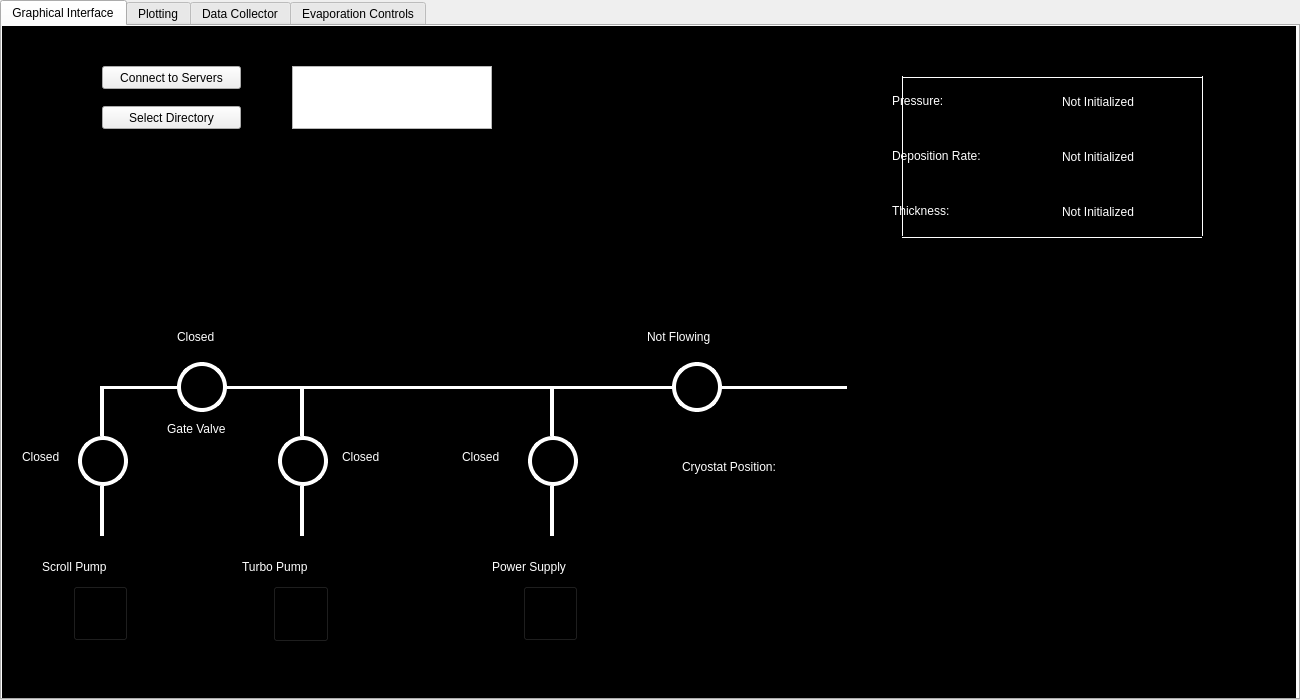
afylab/LabRAD-Evaporator, file Evaporator GUI/EvaporatorUI.ui: the form before one commit.
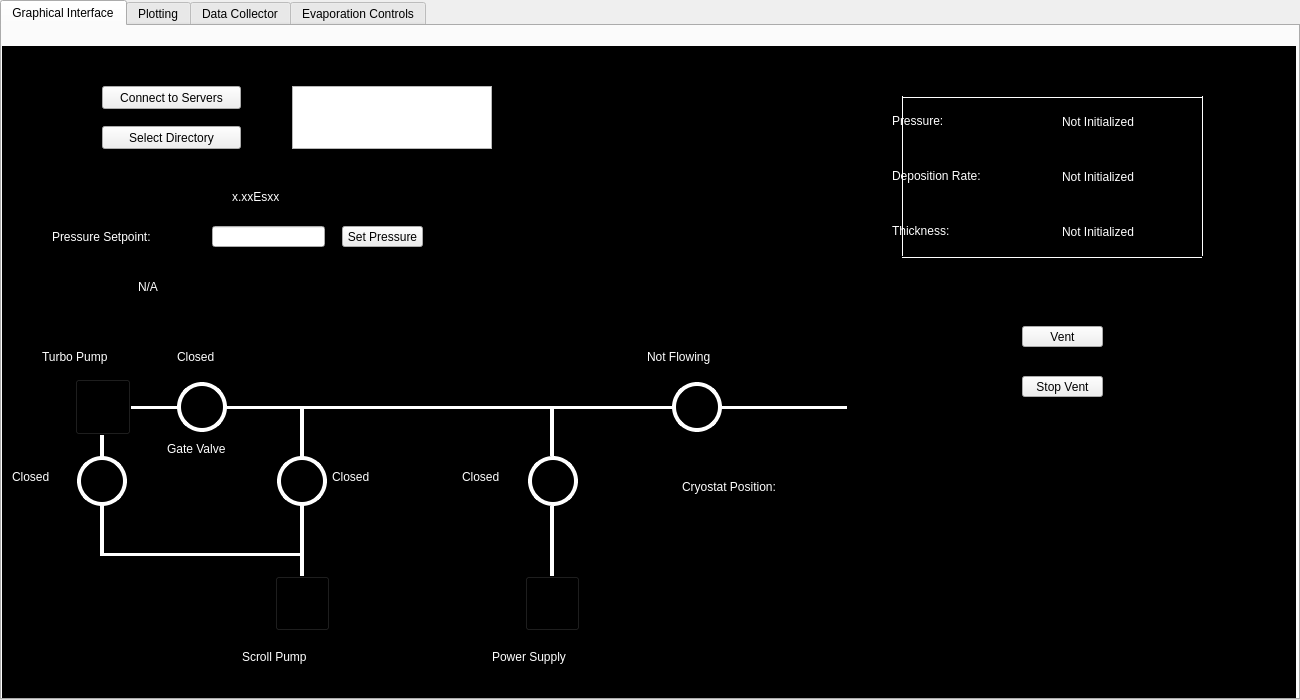
The form after the commit. The open tabs and pages were chosen to show the change. Icons and pictures are not drawn. Custom widgets are drawn as their Qt base class.

Diff of the .ui file:
```diff
--- a/Evaporator GUI/EvaporatorUI.ui
+++ b/Evaporator GUI/EvaporatorUI.ui
@@ -85,7 +85,7 @@
       <property name="geometry">
        <rect>
         <x>0</x>
-        <y>0</y>
+        <y>20</y>
         <width>1294</width>
         <height>674</height>
        </rect>
@@ -128,8 +128,8 @@
       <widget class="QLabel" name="scrollPumpLabel">
        <property name="geometry">
         <rect>
-         <x>40</x>
-         <y>520</y>
+         <x>240</x>
+         <y>590</y>
          <width>121</width>
          <height>41</height>
         </rect>
@@ -147,7 +147,7 @@
       <widget class="QPushButton" name="scrollValveButton">
        <property name="geometry">
         <rect>
-         <x>76</x>
+         <x>275</x>
          <y>410</y>
          <width>50</width>
          <height>50</height>
@@ -193,7 +193,7 @@
       <widget class="QLabel" name="scrollValveStatus">
        <property name="geometry">
         <rect>
-         <x>20</x>
+         <x>330</x>
          <y>406</y>
          <width>50</width>
          <height>50</height>
@@ -217,7 +217,7 @@
          <x>290</x>
          <y>460</y>
          <width>20</width>
-         <height>50</height>
+         <height>100</height>
         </rect>
        </property>
        <property name="styleSheet">
@@ -262,7 +262,7 @@
       <widget class="QPushButton" name="turboValveButton">
        <property name="geometry">
         <rect>
-         <x>276</x>
+         <x>75</x>
          <y>410</y>
          <width>50</width>
          <height>50</height>
@@ -284,7 +284,7 @@
       <widget class="QLabel" name="turboValveStatus">
        <property name="geometry">
         <rect>
-         <x>340</x>
+         <x>10</x>
          <y>406</y>
          <width>50</width>
          <height>50</height>
@@ -305,8 +305,8 @@
       <widget class="QLabel" name="turboPumpLabel">
        <property name="geometry">
         <rect>
-         <x>240</x>
-         <y>520</y>
+         <x>40</x>
+         <y>290</y>
          <width>121</width>
          <height>41</height>
         </rect>
@@ -462,7 +462,7 @@
          <x>540</x>
          <y>460</y>
          <width>20</width>
-         <height>50</height>
+         <height>100</height>
         </rect>
        </property>
        <property name="styleSheet">
@@ -551,7 +551,7 @@
        <property name="geometry">
         <rect>
          <x>490</x>
-         <y>520</y>
+         <y>590</y>
          <width>140</width>
          <height>41</height>
         </rect>
@@ -611,8 +611,8 @@
       <widget class="QPushButton" name="powerSupplyButton">
        <property name="geometry">
         <rect>
-         <x>521</x>
-         <y>560</y>
+         <x>523</x>
+         <y>530</y>
          <width>55</width>
          <height>55</height>
         </rect>
@@ -632,8 +632,8 @@
       <widget class="QPushButton" name="turboPumpButton">
        <property name="geometry">
         <rect>
-         <x>271</x>
-         <y>560</y>
+         <x>73</x>
+         <y>333</y>
          <width>56</width>
          <height>56</height>
         </rect>
@@ -651,8 +651,8 @@
       <widget class="QPushButton" name="scrollPumpButton">
        <property name="geometry">
         <rect>
-         <x>71</x>
-         <y>560</y>
+         <x>273</x>
+         <y>530</y>
          <width>55</width>
          <height>55</height>
         </rect>
@@ -1006,6 +1006,142 @@
         </rect>
        </property>
       </widget>
+      <widget class="QLineEdit" name="nomPressInput">
+       <property name="geometry">
+        <rect>
+         <x>210</x>
+         <y>180</y>
+         <width>113</width>
+         <height>21</height>
+        </rect>
+       </property>
+      </widget>
+      <widget class="QLabel" name="nomPressLabel">
+       <property name="geometry">
+        <rect>
+         <x>136</x>
+         <y>230</y>
+         <width>281</width>
+         <height>21</height>
+        </rect>
+       </property>
+       <property name="styleSheet">
+        <string notr="true">#nomPressLabel{
+color: white;
+font: 12pt &quot;MS Shell Dlg 2&quot;;
+qproperty-alignment: 'AlignVCenter | AlignRight';
+qproperty-wordWrap: true;
+}</string>
+       </property>
+       <property name="text">
+        <string>N/A</string>
+       </property>
+      </widget>
+      <widget class="QLabel" name="nomPress">
+       <property name="geometry">
+        <rect>
+         <x>50</x>
+         <y>180</y>
+         <width>141</width>
+         <height>21</height>
+        </rect>
+       </property>
+       <property name="styleSheet">
+        <string notr="true">#nomPress{
+color: white;
+font: 12pt &quot;MS Shell Dlg 2&quot;;
+qproperty-alignment: 'AlignVCenter | AlignRight';
+qproperty-wordWrap: true;
+}</string>
+       </property>
+       <property name="text">
+        <string>Pressure Setpoint:</string>
+       </property>
+      </widget>
+      <widget class="QPushButton" name="nomPressButton">
+       <property name="geometry">
+        <rect>
+         <x>340</x>
+         <y>180</y>
+         <width>81</width>
+         <height>21</height>
+        </rect>
+       </property>
+       <property name="text">
+        <string>Set Pressure</string>
+       </property>
+      </widget>
+      <widget class="QLabel" name="nomPressFormat">
+       <property name="geometry">
+        <rect>
+         <x>230</x>
+         <y>140</y>
+         <width>81</width>
+         <height>21</height>
+        </rect>
+       </property>
+       <property name="styleSheet">
+        <string notr="true">#nomPressFormat{
+color: white;
+font: 12pt &quot;MS Shell Dlg 2&quot;;
+qproperty-alignment: 'AlignVCenter | AlignRight';
+qproperty-wordWrap: true;
+}</string>
+       </property>
+       <property name="text">
+        <string>x.xxEsxx</string>
+       </property>
+      </widget>
+      <widget class="QPushButton" name="ventButton">
+       <property name="geometry">
+        <rect>
+         <x>1020</x>
+         <y>280</y>
+         <width>81</width>
+         <height>21</height>
+        </rect>
+       </property>
+       <property name="text">
+        <string>Vent</string>
+       </property>
+      </widget>
+      <widget class="QPushButton" name="stopVentButton">
+       <property name="geometry">
+        <rect>
+         <x>1020</x>
+         <y>330</y>
+         <width>81</width>
+         <height>21</height>
+        </rect>
+       </property>
+       <property name="text">
+        <string>Stop Vent</string>
+       </property>
+      </widget>
+      <widget class="Line" name="line_16">
+       <property name="geometry">
+        <rect>
+         <x>100</x>
+         <y>507</y>
+         <width>200</width>
+         <height>3</height>
+        </rect>
+       </property>
+       <property name="styleSheet">
+        <string notr="true">#line_16{
+color: white
+}</string>
+       </property>
+       <property name="frameShadow">
+        <enum>QFrame::Plain</enum>
+       </property>
+       <property name="lineWidth">
+        <number>4</number>
+       </property>
+       <property name="orientation">
+        <enum>Qt::Horizontal</enum>
+       </property>
+      </widget>
      </widget>
     </widget>
     <widget class="QWidget" name="Plotting">
```
Left out of the diff: 2 changed lines with no effect on the pictures.
